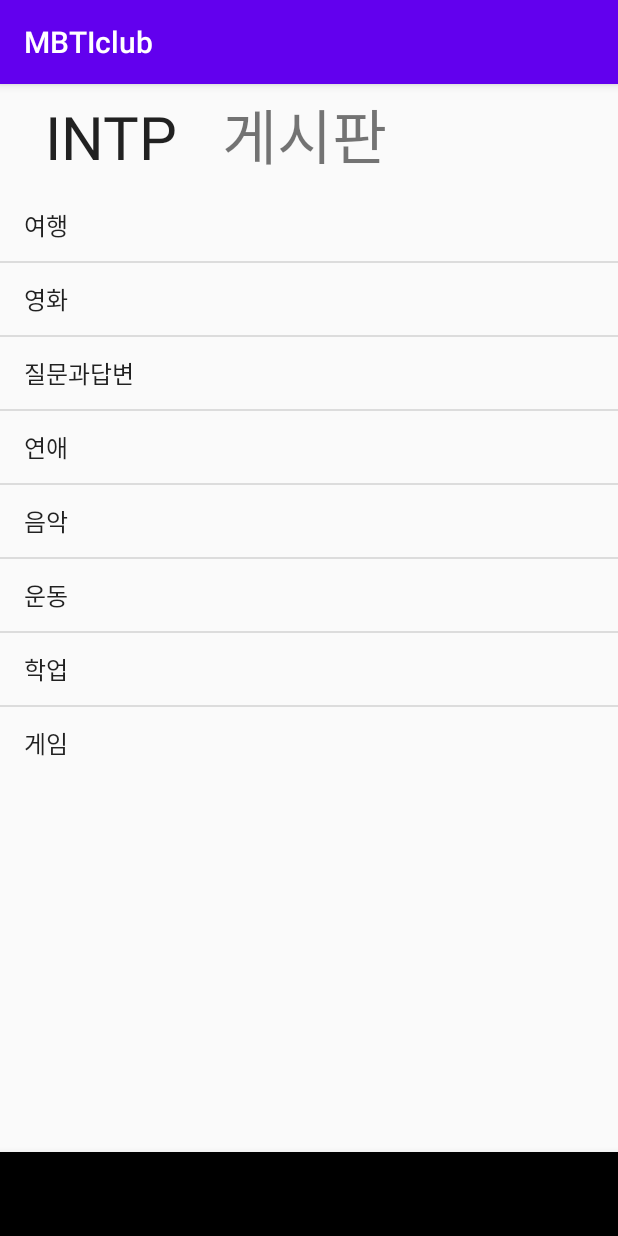
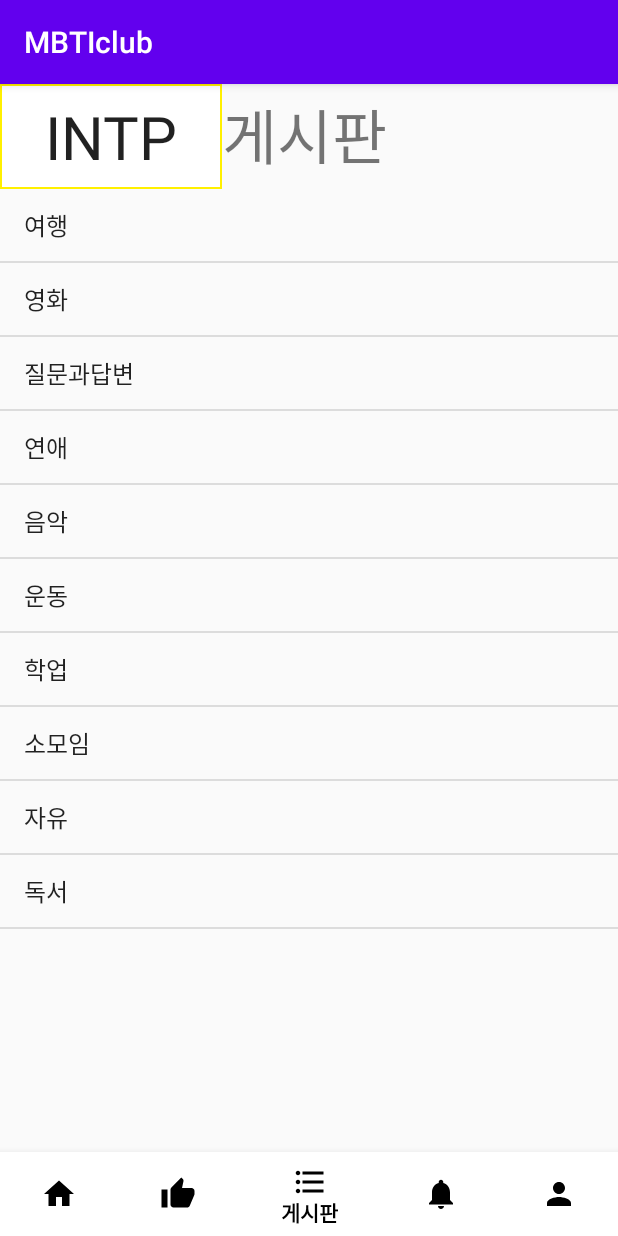
Before and after one commit to moon722/MBTIclub, an Android app: the screen it shows after launch (MainActivity), item 3 of the bottom bar chosen, on a phone screen of 412 x 824 dp. Run offline under Robolectric (Android 15) with nearby library versions, the phone set to English and light mode, and no system bars.

Commit message:
MBTI_selection 기능 구현

```diff
--- a/app/src/main/java/com/example/mbticlub/Frag3.java
+++ b/app/src/main/java/com/example/mbticlub/Frag3.java
@@ -57,7 +57,10 @@ public class Frag3 extends Fragment{
         board_data.add("음악");
         board_data.add("운동");
         board_data.add("학업");
-        board_data.add("게임");
+        board_data.add("소모임");
+        board_data.add("자유");
+        board_data.add("독서");
+
 
 
 
@@ -90,6 +93,7 @@ public class Frag3 extends Fragment{
         data.add("ESFP");
 
 
+
         //create array adapter
         final ArrayAdapter<String> adapter_dialog=new ArrayAdapter<String>(getActivity(),android.R.layout.simple_list_item_1,data);
         listView.setAdapter(adapter_dialog);
--- /dev/null
+++ b/app/src/main/res/drawable/mbti_edge.xml
@@ -0,0 +1,10 @@
+<?xml version="1.0" encoding="utf-8"?>
+<layer-list xmlns:android="http://schemas.android.com/apk/res/android">
+
+    <item>
+        <shape android:shape="rectangle">
+            <stroke android:width = "1dp" android:color = "#fff000"/>
+            <solid android:color = "#ffffff"/>
+        </shape>
+    </item>
+</layer-list>
--- a/app/src/main/res/layout/activity_main.xml
+++ b/app/src/main/res/layout/activity_main.xml
@@ -1,4 +1,5 @@
 <?xml version="1.0" encoding="utf-8"?>
+
 <androidx.constraintlayout.widget.ConstraintLayout xmlns:android="http://schemas.android.com/apk/res/android"
     xmlns:app="http://schemas.android.com/apk/res-auto"
     xmlns:tools="http://schemas.android.com/tools"
@@ -13,6 +14,7 @@
         app:itemIconTint="#000000"
         app:itemTextColor="#000000"
         app:layout_constraintBottom_toBottomOf="parent"
+        android:background="@color/cardview_light_background"
         app:menu="@menu/bottom_menu"
         tools:layout_editor_absoluteX="1dp" />
 
--- a/app/src/main/res/layout/frag3.xml
+++ b/app/src/main/res/layout/frag3.xml
@@ -22,10 +22,12 @@
             android:inputType="textPersonName"
             android:text="INTP"
             android:textSize="40sp"
-            android:background="@null"
+            android:background="@drawable/mbti_edge"
             app:layout_constraintEnd_toEndOf="parent"
             app:layout_constraintStart_toStartOf="parent"
-            app:layout_constraintTop_toTopOf="parent" />
+            app:layout_constraintTop_toTopOf="parent"/>
+<!--            android:autofillHints="" 사용자의 정보를 가져와서 사용-->
+
 
 
         <TextView
@@ -43,7 +45,7 @@
     <ListView
         android:id="@+id/board_list"
         android:layout_width="match_parent"
-        android:layout_height="wrap_content"></ListView>
+        android:layout_height="649dp"></ListView>
 
 
 
```
